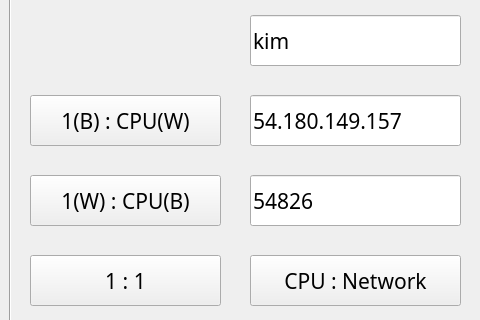
This is widget.ui in rltjfkrhgo/BoB_connect6 as Qt 5 draws it before an edit; both pictures show x 800 to 1280 and y 395 to 715 of the 1280 by 800 pixel window. The edited form follows.
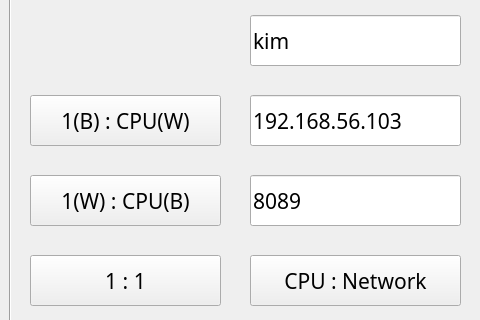
This is the edited form.

The edit to the form file:
```diff
--- a/widget.ui
+++ b/widget.ui
@@ -181,7 +181,7 @@
     <string>&lt;html&gt;&lt;head/&gt;&lt;body&gt;&lt;p&gt;&lt;br/&gt;&lt;/p&gt;&lt;/body&gt;&lt;/html&gt;</string>
    </property>
    <property name="text">
-    <string>54.180.149.157</string>
+    <string>192.168.56.103</string>
    </property>
    <property name="placeholderText">
     <string>IP</string>
@@ -209,7 +209,7 @@
     <string>&lt;html&gt;&lt;head/&gt;&lt;body&gt;&lt;p&gt;&lt;br/&gt;&lt;/p&gt;&lt;/body&gt;&lt;/html&gt;</string>
    </property>
    <property name="text">
-    <string>54826</string>
+    <string>8089</string>
    </property>
    <property name="placeholderText">
     <string>Port</string>
```
